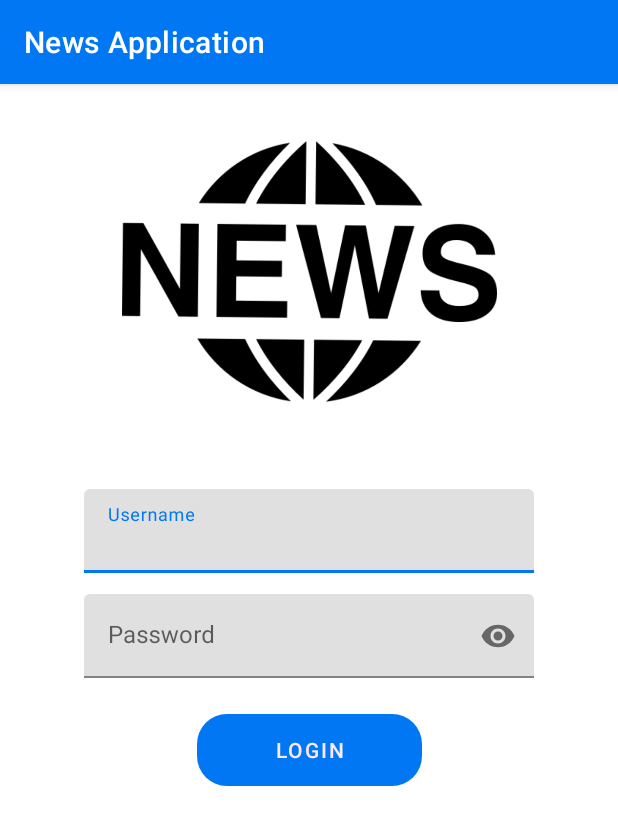
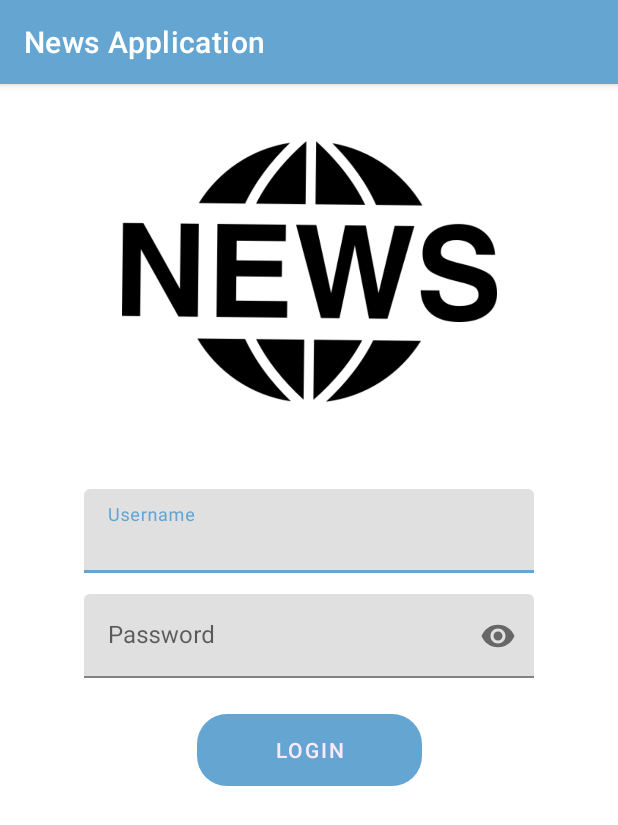
Before and after one commit to dennissetiawan/bcaxone-android-news, an Android app: the screen it shows after launch (LoginActivity), on a phone screen of 412 x 824 dp. Shown: the top 825 px of the screen. Run offline under Robolectric (Android 15) with nearby library versions, the phone set to English and light mode, and no system bars; our stand-ins replace Room's generated code.

Commit message:
change color theme

```diff
--- a/app/src/main/res/layout/activity_main.xml
+++ b/app/src/main/res/layout/activity_main.xml
@@ -11,7 +11,7 @@
         android:id="@+id/toolbar"
         android:layout_width="match_parent"
         android:layout_height="?attr/actionBarSize"
-        android:background="#0177F3"
+        android:background="?attr/colorPrimary"
         android:elevation="8dp"
         android:outlineSpotShadowColor="@color/black"
         app:layout_constraintEnd_toEndOf="parent"
--- a/app/src/main/res/layout/fragment_news_detail.xml
+++ b/app/src/main/res/layout/fragment_news_detail.xml
@@ -50,7 +50,7 @@
         android:layout_marginEnd="8dp"
         android:layout_marginTop="8dp"
 android:scaleType="fitCenter"
-        android:src="@drawable/bookmark__1_"
+        android:src="@drawable/bookmark_1"
         android:background="?attr/selectableItemBackground"
         app:layout_constraintBottom_toBottomOf="@+id/fragment_news_detail_textview_category"
         app:layout_constraintEnd_toEndOf="parent"
--- a/app/src/main/res/values/themes.xml
+++ b/app/src/main/res/values/themes.xml
@@ -2,15 +2,15 @@
     <!-- Base application theme. -->
     <style name="Theme.Bcaxoneandroidnews" parent="Theme.MaterialComponents.DayNight.DarkActionBar">
         <!-- Primary brand color. -->
-        <item name="colorPrimary">#0177F3</item>
-        <item name="colorPrimaryVariant">#0177F3</item>
+        <item name="colorPrimary">#64A5D1</item>
+        <item name="colorPrimaryVariant">#1E88E5</item>
         <item name="colorOnPrimary">#FBE9FF</item>
         <!-- Secondary brand color. -->
         <item name="colorSecondary">@color/teal_200</item>
         <item name="colorSecondaryVariant">@color/teal_700</item>
         <item name="colorOnSecondary">@color/black</item>
         <!-- Status bar color. -->
-        <item name="android:statusBarColor" tools:targetApi="l">?attr/colorPrimaryVariant</item>
+        <item name="android:statusBarColor" tools:targetApi="l">?colorPrimary</item>
         <!-- Customize your theme here. -->
 
         <!-- Bottom dialog -->
```
Also changed, not shown: app/src/main/java/com/example/bcaxone_android_news/detail_news/NewsDetailFragment.java (+3 -12 lines), app/src/main/res/drawable/bookmark_1.png (renamed from app/src/main/res/drawable/bookmark__1_.png), app/src/main/res/drawable/bookmark_2.png (renamed from app/src/main/res/drawable/bookmark__2_.png).
